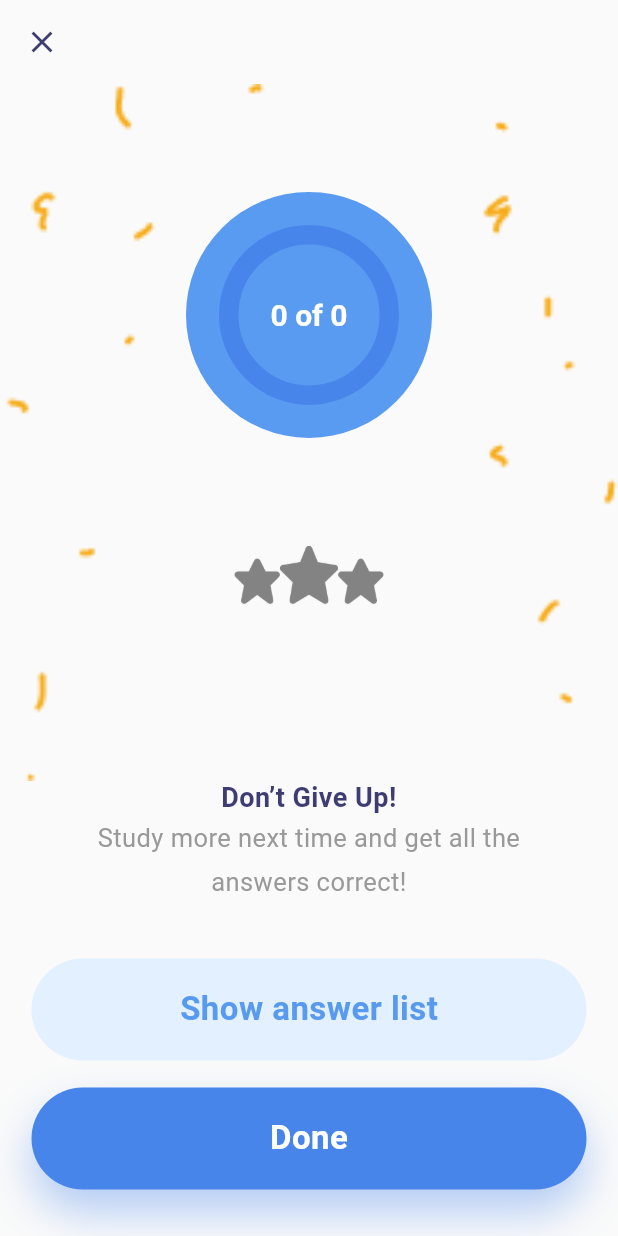
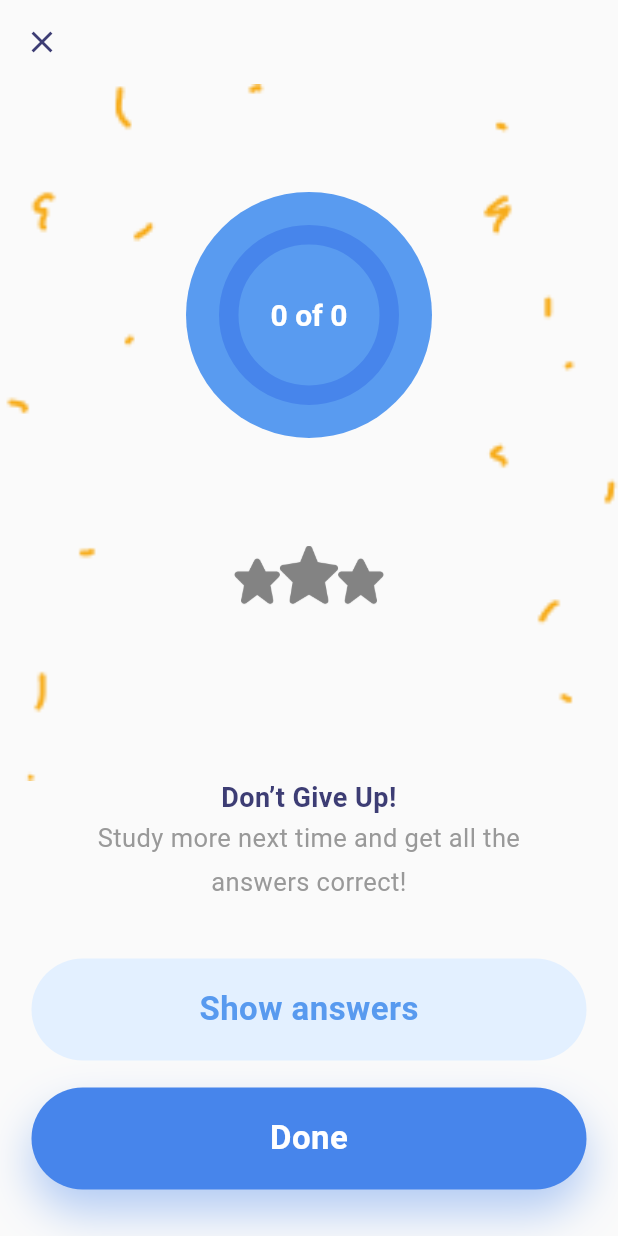
Before and after one commit to olegpixel/multitable, a Flutter app: the TestResultsScreen screen opened directly with empty values, on a phone screen of 412 x 824 dp. Run offline on Flutter 3.47's test engine with Material 2 defaults, Android fonts, the phone set to English and light mode, and no system bars; drawn by our look-alikes of percent_indicator; our stand-ins replace fl_chart, google_fonts, hive, hive_flutter; accounts and stored records are empty.

Commit message:
Test results screen

```diff
--- a/lib/screens/test_results_screen.dart
+++ b/lib/screens/test_results_screen.dart
@@ -164,7 +164,7 @@ class TestResultsScreen extends StatelessWidget {
                 top: 10.0, bottom: 3.0, right: 15.0, left: 15.0),
             child: StyledButton(
               onPressed: _showDialog,
-              text: 'Show answer list',
+              text: 'Show answers',
               light: true,
             ),
           ),
```
